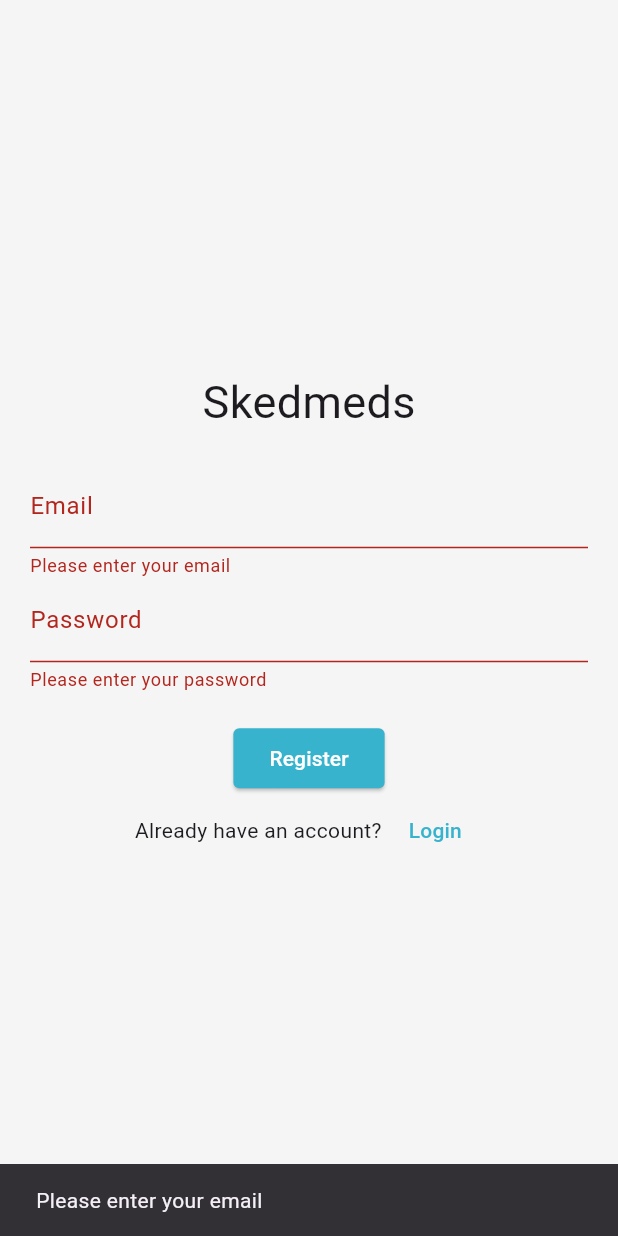
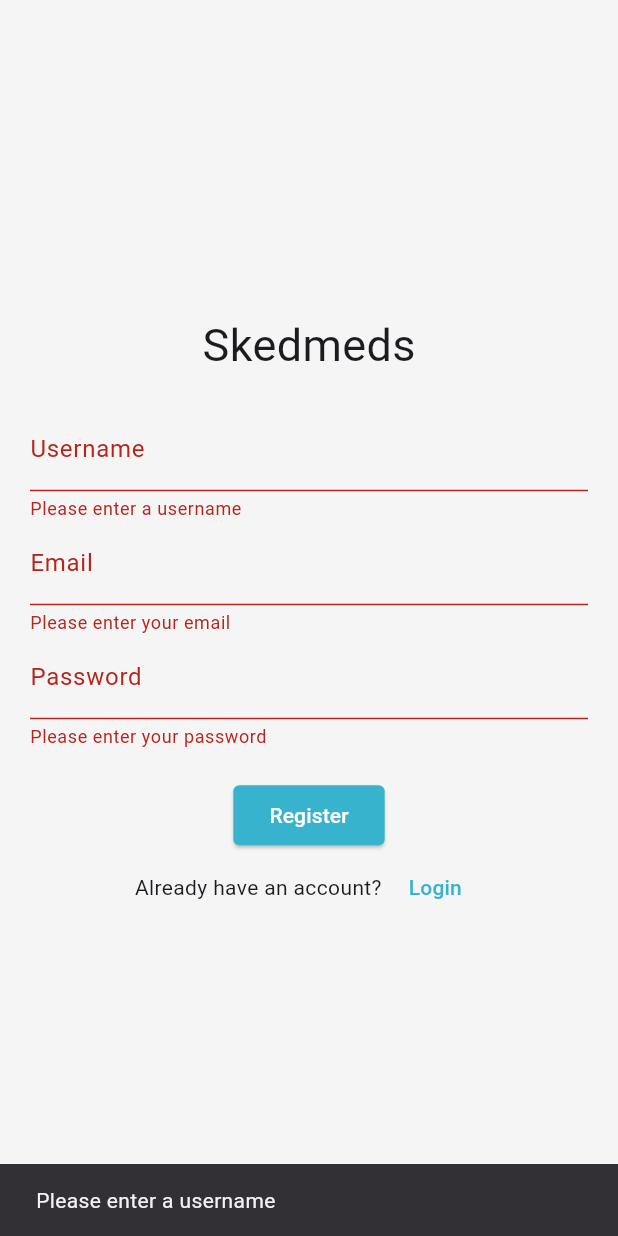
Before and after one commit to Mohamad-Rida-Chouman/skedmeds, a Flutter app: the RegisterScreen screen opened by its route, after a tap on "Register", on a phone screen of 412 x 824 dp. Run offline on Flutter 3.47's test engine with Material 3 defaults, Android fonts, the light colour scheme and no system bars; our stand-ins replace cloud_firestore, connectivity, firebase_auth, firebase_core; accounts and stored records are empty.

Commit message:
Screens <> Updated Registry to Add Data to App_users Collection

```diff
--- a/application/lib/screens/register.dart
+++ b/application/lib/screens/register.dart
@@ -1,4 +1,5 @@
 import 'package:firebase_auth/firebase_auth.dart';
+import 'package:cloud_firestore/cloud_firestore.dart';
 import 'package:flutter/material.dart';
 import 'package:connectivity/connectivity.dart';
 import 'package:skedmeds/components/navbar.dart';
@@ -11,8 +12,10 @@ class RegisterScreen extends StatefulWidget {
 class _RegisterScreenState extends State<RegisterScreen> {
   final GlobalKey<FormState> _formKey = GlobalKey<FormState>();
   String _email = "";
+  String _username = "";
   String _password = "";
   final FirebaseAuth _auth = FirebaseAuth.instance;
+  final FirebaseFirestore _firestore = FirebaseFirestore.instance;
 
   void _toggleView(BuildContext context) {
     Navigator.pushNamed(context, "/login");
@@ -35,9 +38,19 @@ class _RegisterScreenState extends State<RegisterScreen> {
         UserCredential userCredential = await _auth
             .createUserWithEmailAndPassword(email: _email, password: _password);
 
+        // Add user data to Firestore (except password)
+        await _firestore
+            .collection('app_users')
+            .doc(userCredential.user!.uid)
+            .set({
+          'email': _email,
+          'username': _username,
+          // Add other user data fields here
+        });
+
         ScaffoldMessenger.of(context).showSnackBar(
           SnackBar(
-            content: Text('Welcome to Skedmeds!'),
+            content: Text('Welcome to Skedmeds, ' + _username + ' !'),
             duration: Duration(seconds: 2),
           ),
         );
@@ -85,6 +98,34 @@ class _RegisterScreenState extends State<RegisterScreen> {
                   key: _formKey,
                   child: Column(
                     children: [
+                      TextFormField(
+                        decoration: InputDecoration(
+                          labelText: "Username",
+                          floatingLabelStyle: TextStyle(color: Colors.teal),
+                          enabledBorder: UnderlineInputBorder(
+                            borderSide: BorderSide(
+                              color: Theme.of(context).primaryColor,
+                            ),
+                          ),
+                          focusedBorder: UnderlineInputBorder(
+                            borderSide: BorderSide(
+                              color: Theme.of(context).primaryColor,
+                            ),
+                          ),
+                        ),
+                        validator: (value) {
+                          if (value == null || value.isEmpty) {
+                            ScaffoldMessenger.of(context).showSnackBar(
+                              SnackBar(
+                                content: Text('Please enter a username'),
+                              ),
+                            );
+                            return "Please enter a username";
+                          }
+                          return null;
+                        },
+                        onSaved: (newValue) => _username = newValue!,
+                      ),
                       TextFormField(
                         decoration: InputDecoration(
                           labelText: "Email",
```
